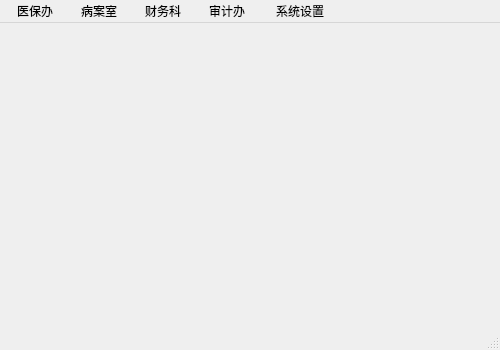
The window that mainwindow.ui (mxdmly/GlassMars) describes before a commit, drawn with Qt 5.
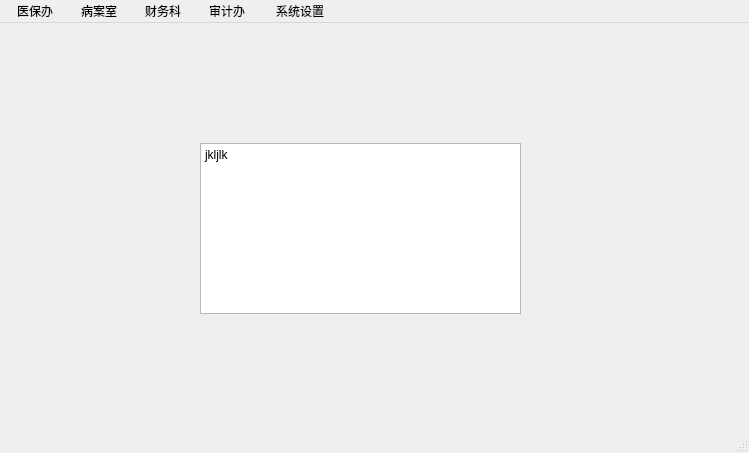
The same window after the commit.

The edit to the form file:
```diff
--- a/mainwindow.ui
+++ b/mainwindow.ui
@@ -6,21 +6,39 @@
    <rect>
     <x>0</x>
     <y>0</y>
-    <width>500</width>
-    <height>350</height>
+    <width>749</width>
+    <height>453</height>
    </rect>
   </property>
   <property name="windowTitle">
    <string>MainWindow</string>
   </property>
-  <widget class="QWidget" name="centralWidget"/>
+  <widget class="QWidget" name="centralWidget">
+   <widget class="QTextBrowser" name="textBrowser">
+    <property name="geometry">
+     <rect>
+      <x>200</x>
+      <y>120</y>
+      <width>321</width>
+      <height>171</height>
+     </rect>
+    </property>
+    <property name="html">
+     <string>&lt;!DOCTYPE HTML PUBLIC &quot;-//W3C//DTD HTML 4.0//EN&quot; &quot;http://www.w3.org/TR/REC-html40/strict.dtd&quot;&gt;
+&lt;html&gt;&lt;head&gt;&lt;meta name=&quot;qrichtext&quot; content=&quot;1&quot; /&gt;&lt;style type=&quot;text/css&quot;&gt;
+p, li { white-space: pre-wrap; }
+&lt;/style&gt;&lt;/head&gt;&lt;body style=&quot; font-family:'SimSun'; font-size:9pt; font-weight:400; font-style:normal;&quot;&gt;
+&lt;p style=&quot; margin-top:12px; margin-bottom:12px; margin-left:0px; margin-right:0px; -qt-block-indent:0; text-indent:0px;&quot;&gt;jkljlk&lt;/p&gt;&lt;/body&gt;&lt;/html&gt;</string>
+    </property>
+   </widget>
+  </widget>
   <widget class="QMenuBar" name="menuBar">
    <property name="geometry">
     <rect>
      <x>0</x>
      <y>0</y>
-     <width>500</width>
-     <height>23</height>
+     <width>749</width>
+     <height>17</height>
     </rect>
    </property>
    <widget class="QMenu" name="menu">
```
Left out of the diff: 26 changed lines with no effect on the pictures.
